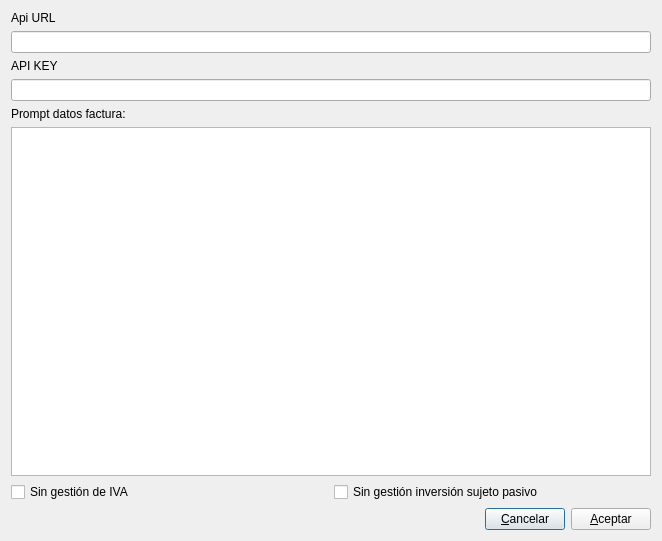
This is configuracion_ia.ui in DIBOSAJM/keme as Qt 5 draws it before an edit. The edited form follows.
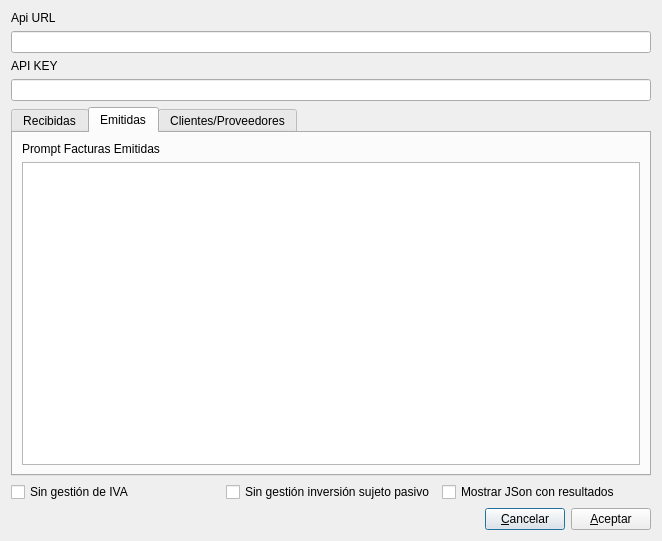
This is the edited form. The open tabs and pages were chosen to show the change. Icons and pictures are not drawn.

Commit message: EMITIDAS PROCESO IA, PARTE

```diff
--- a/configuracion_ia.ui
+++ b/configuracion_ia.ui
@@ -43,11 +43,21 @@
     </layout>
    </item>
    <item>
+    <widget class="QTabWidget" name="tabWidget">
+     <property name="currentIndex">
+      <number>0</number>
+     </property>
+     <widget class="QWidget" name="tab">
+      <attribute name="title">
+       <string>Recibidas</string>
+      </attribute>
+      <layout class="QVBoxLayout" name="verticalLayout_5">
+       <item>
     <layout class="QVBoxLayout" name="verticalLayout_3">
      <item>
       <widget class="QLabel" name="label_3">
        <property name="text">
-        <string>Prompt datos factura:</string>
+            <string>Prompt datos factura recibida:</string>
        </property>
       </widget>
      </item>
@@ -56,6 +66,52 @@
      </item>
     </layout>
    </item>
+      </layout>
+     </widget>
+     <widget class="QWidget" name="tab_2">
+      <attribute name="title">
+       <string>Emitidas</string>
+      </attribute>
+      <layout class="QVBoxLayout" name="verticalLayout_7">
+       <item>
+        <layout class="QVBoxLayout" name="verticalLayout_6">
+         <item>
+          <widget class="QLabel" name="label_4">
+           <property name="text">
+            <string>Prompt Facturas Emitidas</string>
+           </property>
+          </widget>
+         </item>
+         <item>
+          <widget class="QPlainTextEdit" name="emitidas_plainTextEdit"/>
+         </item>
+        </layout>
+       </item>
+      </layout>
+     </widget>
+     <widget class="QWidget" name="tab_3">
+      <attribute name="title">
+       <string>Clientes/Proveedores</string>
+      </attribute>
+      <layout class="QVBoxLayout" name="verticalLayout_9">
+       <item>
+        <layout class="QVBoxLayout" name="verticalLayout_8">
+         <item>
+          <widget class="QLabel" name="label_5">
+           <property name="text">
+            <string>Prompt Datos Clientes/Proveedores</string>
+           </property>
+          </widget>
+         </item>
+         <item>
+          <widget class="QPlainTextEdit" name="datos_cliprov_plainTextEdit"/>
+         </item>
+        </layout>
+       </item>
+      </layout>
+     </widget>
+    </widget>
+   </item>
    <item>
     <layout class="QHBoxLayout" name="horizontalLayout_2">
      <item>
@@ -72,6 +128,13 @@
        </property>
       </widget>
      </item>
+     <item>
+      <widget class="QCheckBox" name="resultados_checkBox">
+       <property name="text">
+        <string>Mostrar JSon con resultados</string>
+       </property>
+      </widget>
+     </item>
     </layout>
    </item>
    <item>
```
Left out of the diff: 10 changed lines with no effect on the pictures. Lines whose indentation alone changed are shown as unchanged. The commit also changes 15 other files.
